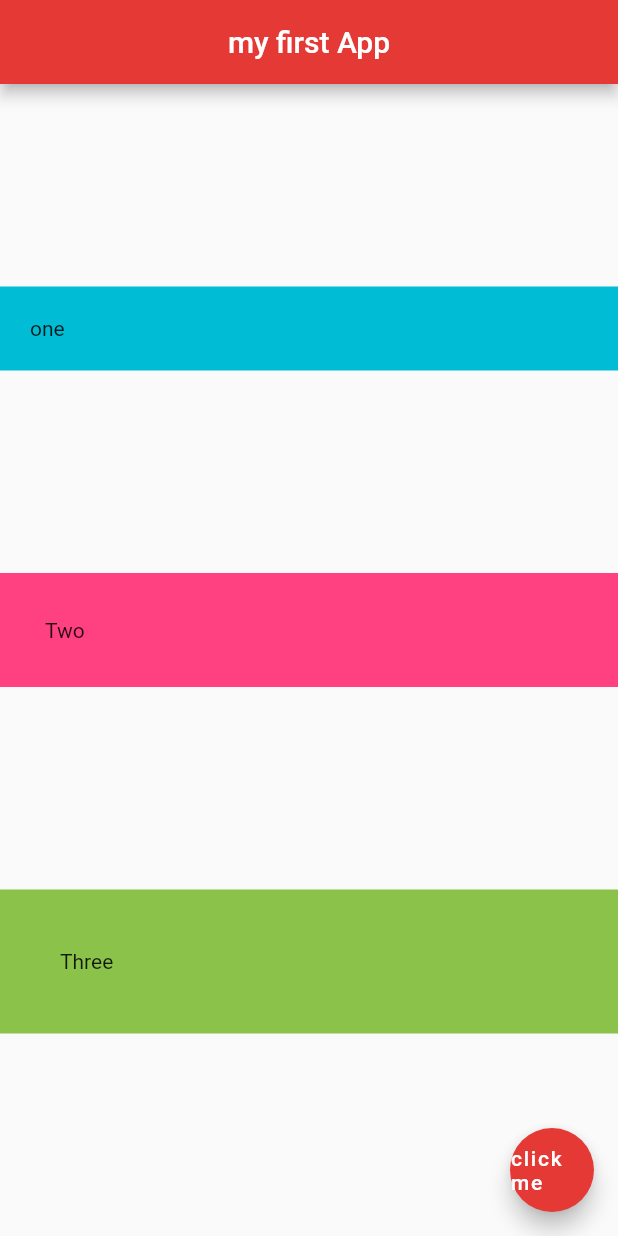
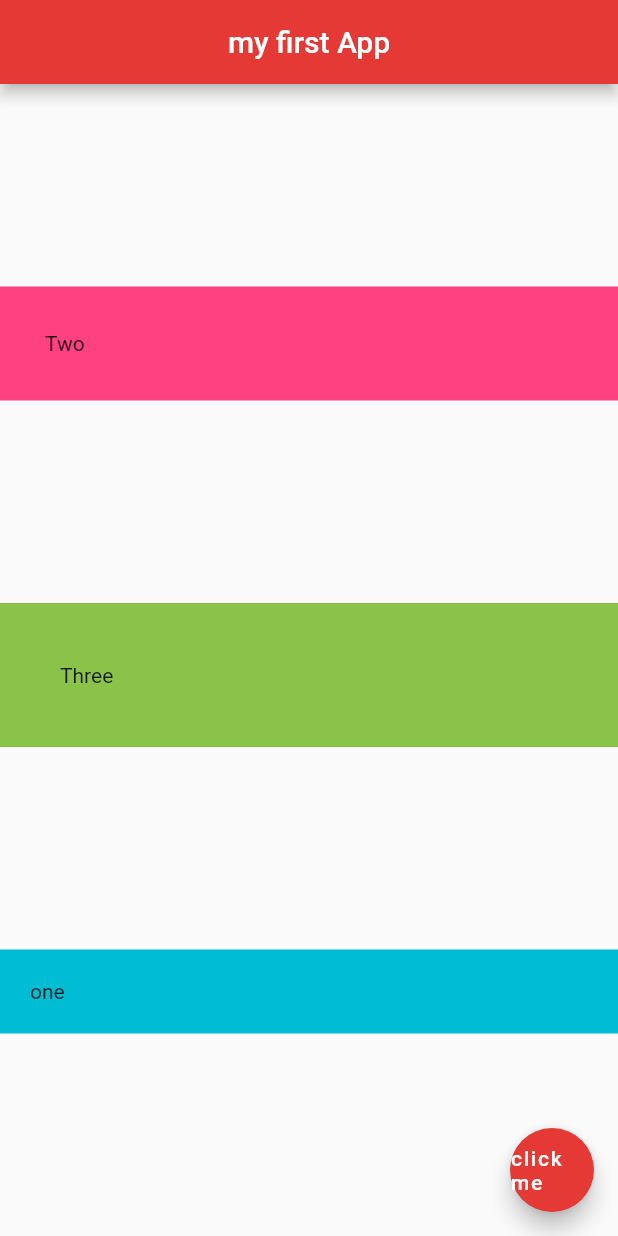
Before and after one commit to aldinurhanudin/BelajarFlutterDasar, a Flutter app: the screen it shows after launch, on a phone screen of 412 x 824 dp. Run offline on Flutter 3.47's test engine with Material 2 defaults, Android fonts, the phone set to English and light mode, and no system bars.

Commit message:
13flutteroutline/shorcuts

```diff
--- a/belajarflutterdasar/lib/main.dart
+++ b/belajarflutterdasar/lib/main.dart
@@ -22,10 +22,6 @@ class Home extends StatelessWidget {
         crossAxisAlignment: CrossAxisAlignment.stretch,
         children: <Widget>[
           Container(
-              padding: EdgeInsets.all(20.0),
-              color: Colors.cyan,
-              child: Text('one')),
-          Container(
               padding: EdgeInsets.all(30.0),
               color: Colors.pinkAccent,
               child: Text('Two')),
@@ -33,6 +29,10 @@ class Home extends StatelessWidget {
               padding: EdgeInsets.all(40.0),
               color: Colors.lightGreen,
               child: Text('Three')),
+          Container(
+              padding: EdgeInsets.all(20.0),
+              color: Colors.cyan,
+              child: Text('one')),
         ],
       ),
       // akhir columns
```
